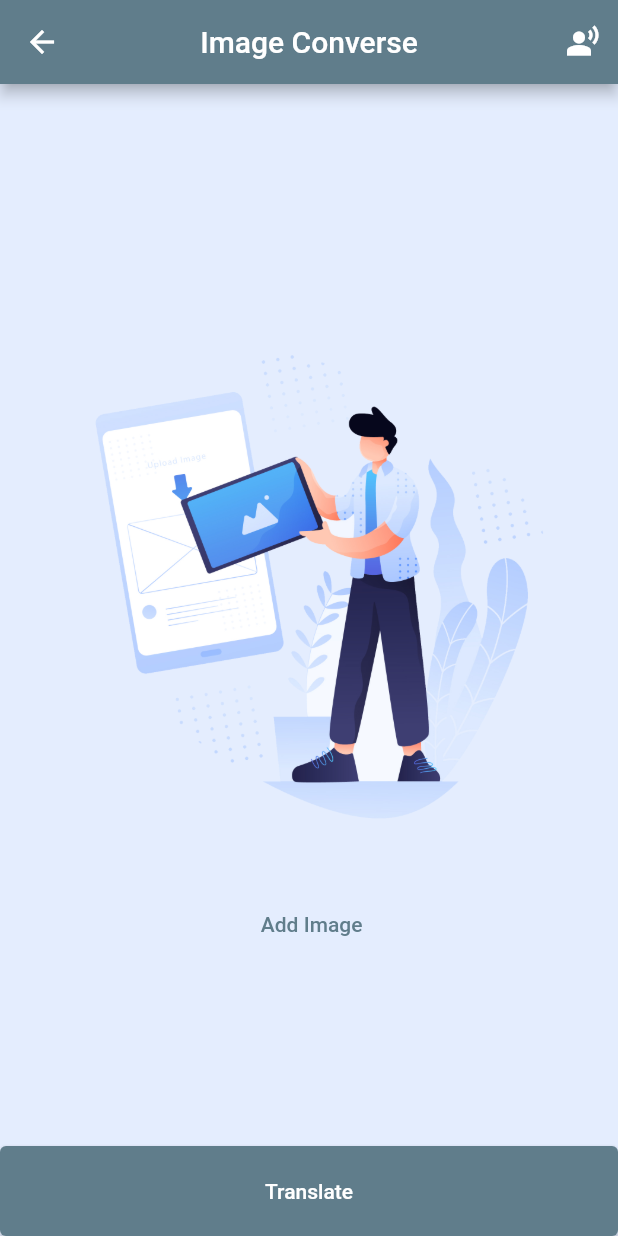
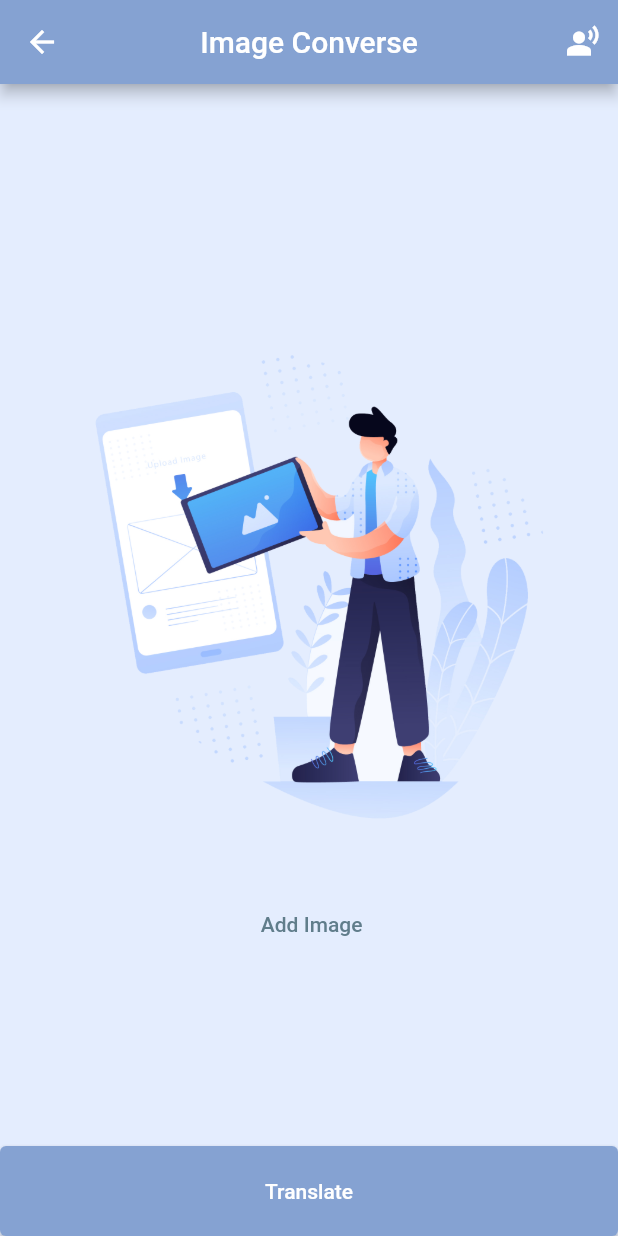
Before and after one commit to Ameen-amn/converse, a Flutter app: the screen it shows after launch, after a tap on "Transalate Image", on a phone screen of 412 x 824 dp. Run offline on Flutter 3.47's test engine with Material 2 defaults, Android fonts, the phone set to English and light mode, and no system bars; our stand-ins replace camera, image_picker; missing offline and left inert: text_to_speech, tflite.

```diff
--- a/converse/lib/screens/ImageTranslate.dart
+++ b/converse/lib/screens/ImageTranslate.dart
@@ -100,6 +100,7 @@ class _ImageTranslateState extends State<ImageTranslate> {
   Widget build(BuildContext context) {
     return Scaffold(
       appBar: AppBar(
+        backgroundColor: Color(0xff85a2d2),
         title: const Text("Image Converse"),
         centerTitle: true,
         actions: [
@@ -115,6 +116,9 @@ class _ImageTranslateState extends State<ImageTranslate> {
         width: double.infinity,
         height: 60,
         child: ElevatedButton(
+            style: ElevatedButton.styleFrom(
+              backgroundColor: Color(0xff85a2d2),
+            ),
             onPressed: () {
               classifyimage(_selectedImage!);
             },
--- a/converse/lib/screens/liveTranslate.dart
+++ b/converse/lib/screens/liveTranslate.dart
@@ -160,8 +160,9 @@ class _LiveTranslateState extends State<LiveTranslate> {
   @override
   Widget build(BuildContext context) {
     return Scaffold(
-      backgroundColor: Color(0xffe4edfe),
+      backgroundColor: const Color(0xffe4edfe),
       appBar: AppBar(
+        backgroundColor: Color(0xff85a2d2),
         title: const Text("Live Converse"),
         actions: [
           IconButton(
@@ -175,10 +176,12 @@ class _LiveTranslateState extends State<LiveTranslate> {
           )
         ],
       ),
-      bottomNavigationBar: Container(
+      bottomNavigationBar: SizedBox(
         width: double.infinity,
         height: 60,
         child: ElevatedButton(
+            style: ElevatedButton.styleFrom(
+                backgroundColor: const Color(0xff85a2d2)),
             onPressed: () {
               setState(() {
                 translate = !translate;
--- a/converse/lib/screens/selectScreen.dart
+++ b/converse/lib/screens/selectScreen.dart
@@ -1,7 +1,7 @@
+import 'package:flutter/material.dart';
+
 import '../screens/ImageTranslate.dart';
-
 import '../screens/liveTranslate.dart';
-import 'package:flutter/material.dart';
 
 class SelectScreen extends StatelessWidget {
   static const routeName = '/SelectScreen';
@@ -11,28 +11,51 @@ class SelectScreen extends StatelessWidget {
   Widget build(BuildContext context) {
     return Scaffold(
       appBar: AppBar(
-        title:const Text('Converse'),
+        backgroundColor: Color(0xff9cb5de),
+        title: const Text('Converse'),
         centerTitle: true,
       ),
-      body: Center(
-        child: Column(
+      backgroundColor: const Color(0xffe4edfe),
+      body: Container(),
+      bottomNavigationBar: Column(
         mainAxisAlignment: MainAxisAlignment.center,
         crossAxisAlignment: CrossAxisAlignment.center,
         children: [
-            ElevatedButton(
+          Padding(
+            padding: const EdgeInsets.symmetric(
+              horizontal: 20,
+              vertical: 10,
+            ),
+            child: ElevatedButton(
+              style: ElevatedButton.styleFrom(
+                backgroundColor: Color(0xff9cb5de),
+                minimumSize: Size(double.infinity, 60),
+                fixedSize: Size(double.infinity, 60),
+              ),
               onPressed: () {
                 Navigator.of(context).pushNamed(ImageTranslate.routeName);
               },
-              child:const Text("Transalate Image"),
+              child: const Text("Transalate Image"),
             ),
-            ElevatedButton(
+          ),
+          Padding(
+            padding: const EdgeInsets.symmetric(
+              horizontal: 20,
+              vertical: 10,
+            ),
+            child: ElevatedButton(
+              style: ElevatedButton.styleFrom(
+                backgroundColor: Color(0xff9cb5de),
+                minimumSize: Size(double.infinity, 60),
+                fixedSize: Size(double.infinity, 60),
+              ),
               onPressed: () {
                 Navigator.of(context).pushNamed(LiveTranslate.routeName);
               },
-              child:const Text("Transalate Live"),
+              child: const Text("Transalate Live"),
+            ),
           ),
         ],
-        ),
       ),
     );
   }
```
Lines whose indentation alone changed are shown as unchanged.
